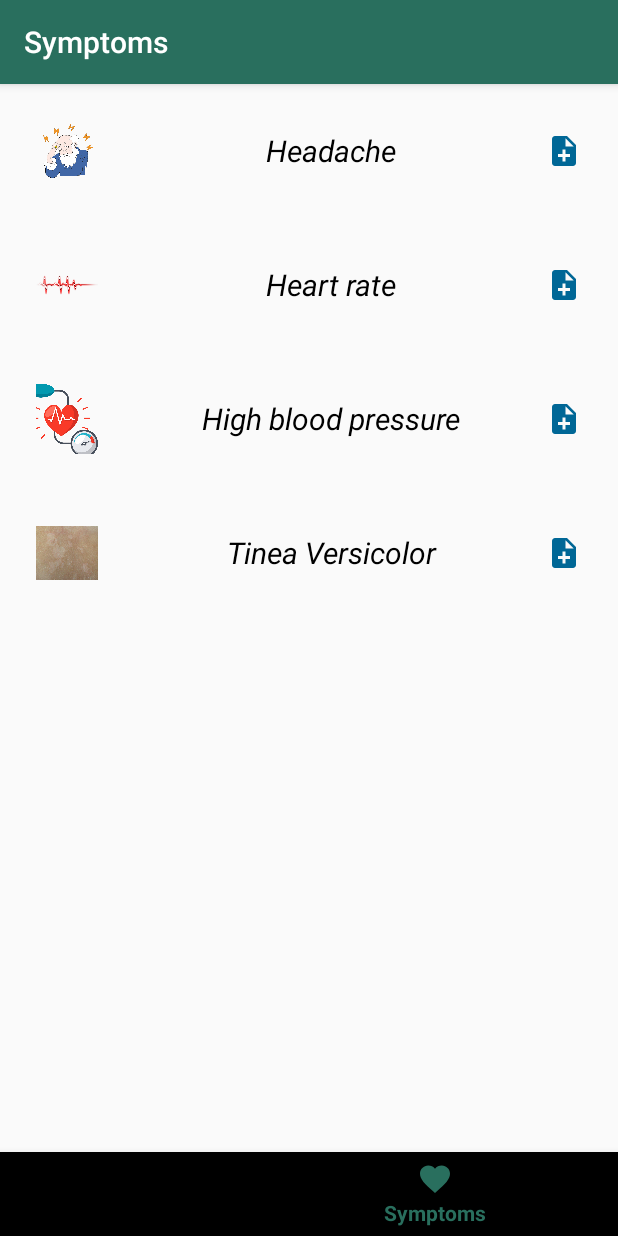
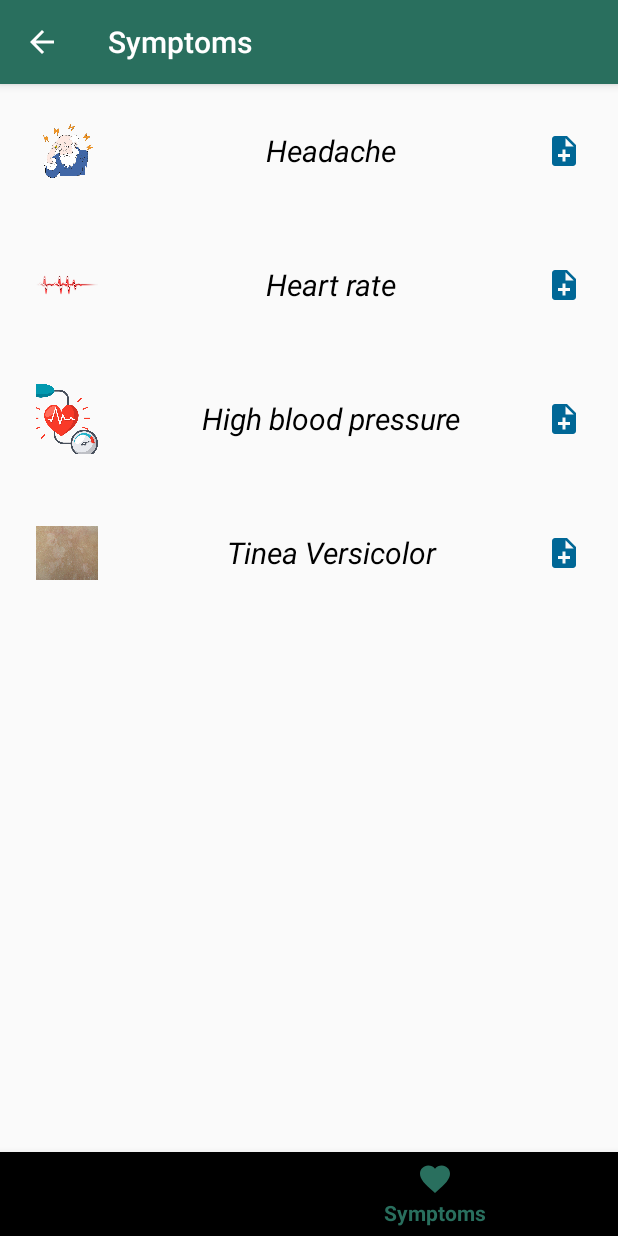
Before and after one commit to JohnyLearning/Eatlimination-Android, an Android app: the screen it shows after launch (StartActivity), item 2 of the bottom bar chosen, on a phone screen of 412 x 824 dp. Run offline under Robolectric (Android 15) with nearby library versions, the light colour scheme and no system bars; our stand-ins replace Picasso, Room's generated code, RxJava, data binding, navigation-ui; pictures from the network do not load; 1 statement that could not run was skipped.

Commit message:
add missing back to home

```diff
--- a/app/src/main/java/com/ihadzhi/eatlimination/data/EatliminationDatabase.java
+++ b/app/src/main/java/com/ihadzhi/eatlimination/data/EatliminationDatabase.java
@@ -38,7 +38,7 @@ public abstract class EatliminationDatabase extends RoomDatabase {
                 if (instance == null) {
                     instance = Room.databaseBuilder(context,
                             EatliminationDatabase.class, DB_NAME)
-                            .allowMainThreadQueries()
+//                            .allowMainThreadQueries()
                             .addCallback(initCallback)
                             .build();
                 }
--- a/app/src/main/java/com/ihadzhi/eatlimination/ui/AddFoodFragment.java
+++ b/app/src/main/java/com/ihadzhi/eatlimination/ui/AddFoodFragment.java
@@ -62,14 +62,14 @@ public class AddFoodFragment extends Fragment {
         FoodDao foodDao = EatliminationDatabase.getInstance(getActivity()).foodDao();
         DietDao dietDao = EatliminationDatabase.getInstance(getActivity()).dietDao();
         dietDao.fetchActiveDiet().observe(getActivity(), activeDiet -> {
-//            executor.execute(() -> {
+            executor.execute(() -> {
                 if (foodDao.fetchByExternalId(food.getId()).getValue() == null) {
                     Food createFood = new Food(new Date(), String.valueOf(food.getId()), food.getImage(), food.getName(), -1);
                     foodDao.insert(createFood);
                 } else {
                     // show alert that food already exists
                 }
-//            });
+            });
         });
         NavHostFragment.findNavController(this).navigate(AddFoodFragmentDirections.actionAddFoodFragmentToHomeFragment());
     }
--- a/app/src/main/java/com/ihadzhi/eatlimination/ui/HomeFragment.java
+++ b/app/src/main/java/com/ihadzhi/eatlimination/ui/HomeFragment.java
@@ -15,6 +15,7 @@ import androidx.lifecycle.ViewModelProviders;
 import androidx.navigation.fragment.NavHostFragment;
 import androidx.recyclerview.widget.LinearLayoutManager;
 import androidx.recyclerview.widget.RecyclerView;
+import androidx.recyclerview.widget.SimpleItemAnimator;
 
 import com.ihadzhi.eatlimination.R;
 import com.ihadzhi.eatlimination.data.Food;
@@ -44,6 +45,7 @@ public class HomeFragment extends BaseFragment {
     @Override
     public void onViewCreated(@NonNull View view, @Nullable Bundle savedInstanceState) {
         super.onViewCreated(view, savedInstanceState);
+        setTitle(R.string.home_title);
         hideBackButton();
         hideNavigation();
         setHasOptionsMenu(true);
@@ -59,6 +61,7 @@ public class HomeFragment extends BaseFragment {
                 setupNoFoodsUi();
             }
         });
+        ((SimpleItemAnimator)dataBinding.foodsList.getItemAnimator()).setSupportsChangeAnimations(false);
     }
 
     @Override
--- a/app/src/main/java/com/ihadzhi/eatlimination/ui/SymptomsFragment.java
+++ b/app/src/main/java/com/ihadzhi/eatlimination/ui/SymptomsFragment.java
@@ -43,6 +43,7 @@ public class SymptomsFragment extends BaseFragment {
     public void onActivityCreated(@Nullable Bundle savedInstanceState) {
         super.onActivityCreated(savedInstanceState);
         setTitle(R.string.symptoms_title);
+        showBackButton();
         symptomsViewModel = ViewModelProviders.of(this).get(SymptomsViewModel.class);
         symptomsAdapter = new SymptomsAdapter(getActivity(),
                 symptom -> {
--- a/app/src/main/res/layout/fragment_home.xml
+++ b/app/src/main/res/layout/fragment_home.xml
@@ -19,6 +19,7 @@
             app:layout_constraintStart_toStartOf="parent"
             app:layout_constraintEnd_toEndOf="parent"
             android:adjustViewBounds="true"
+            android:visibility="gone"
             android:layout_marginBottom="24dp"/>
 
         <TextView
@@ -31,6 +32,7 @@
             app:layout_constraintBottom_toBottomOf="parent"
             app:layout_constraintStart_toStartOf="parent"
             app:layout_constraintEnd_toEndOf="parent"
+            android:visibility="gone"
             android:gravity="center" />
 
         <androidx.recyclerview.widget.RecyclerView
--- a/app/src/main/res/navigation/eatlimination_nav_graph.xml
+++ b/app/src/main/res/navigation/eatlimination_nav_graph.xml
@@ -73,9 +73,9 @@
         <action
             android:id="@+id/back_to_homeFragment"
             app:destination="@id/homeFragment"
-            app:launchSingleTop="true"
             app:popUpTo="@id/homeFragment"
-            app:popUpToInclusive="false" />
+            app:popUpToInclusive="true"/>
+
         <action
             android:id="@+id/action_symptomsFragment_to_symptomRecordFragment"
             app:destination="@id/symptomRecordFragment"
@@ -86,10 +86,15 @@
             app:destination="@id/viewRecordingsFragment" />
 
     </fragment>
+
     <fragment
         android:id="@+id/symptomRecordFragment"
         android:name="com.ihadzhi.eatlimination.ui.SymptomRecordFragment"
-        android:label="SymptomRecordFragment" />
+        android:label="SymptomRecordFragment" >
+        <action
+            android:id="@+id/back_to_homeFragment"
+            app:destination="@id/homeFragment" />
+    </fragment>
     <fragment
         android:id="@+id/viewRecordingsFragment"
         android:name="com.ihadzhi.eatlimination.ui.ViewRecordingsFragment"
--- a/app/src/main/res/values/strings.xml
+++ b/app/src/main/res/values/strings.xml
@@ -14,4 +14,5 @@
     <string name="new_recording_title">New record for %1$s</string>
     <string name="recordings_title">%1$s records</string>
     <string name="search_foods_title">Search for new foods to add</string>
+    <string name="home_title">"Your foods"</string>
 </resources>
```
Also changed, not shown: app/src/main/java/com/ihadzhi/eatlimination/ui/HomeFoodAdapter.java (+6 -7 lines).
